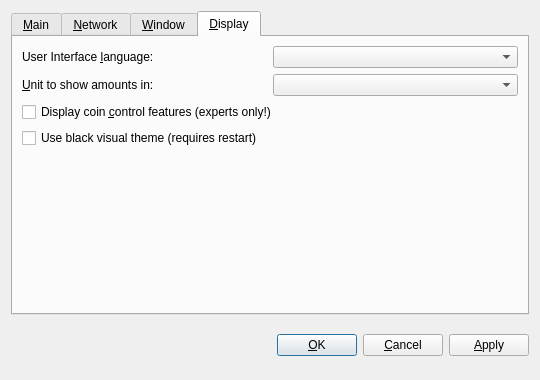
Qt form src/qt/forms/optionsdialog.ui (RadiumCore/radium-0.11) before a commit.
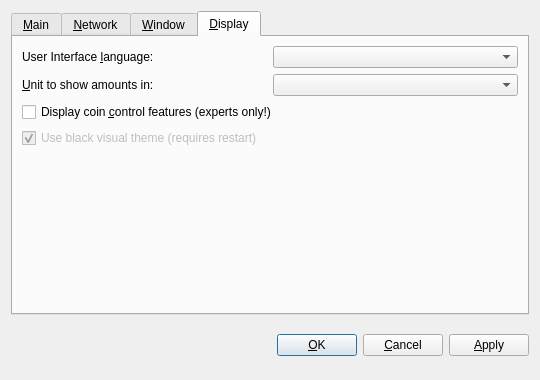
The same form after that commit. The open tabs and pages were chosen to show the change. Custom widgets are drawn as their Qt base class.

Diff of the .ui file:
```diff
--- a/src/qt/forms/optionsdialog.ui
+++ b/src/qt/forms/optionsdialog.ui
@@ -361,9 +361,15 @@
        </item>
        <item>
         <widget class="QCheckBox" name="useBlackTheme">
+         <property name="enabled">
+          <bool>false</bool>
+         </property>
          <property name="text">
           <string>Use black visual theme (requires restart)</string>
          </property>
+         <property name="checked">
+          <bool>true</bool>
+         </property>
         </widget>
        </item>
        <item>
```
Left out of the diff: 2 changed lines with no effect on the pictures.
